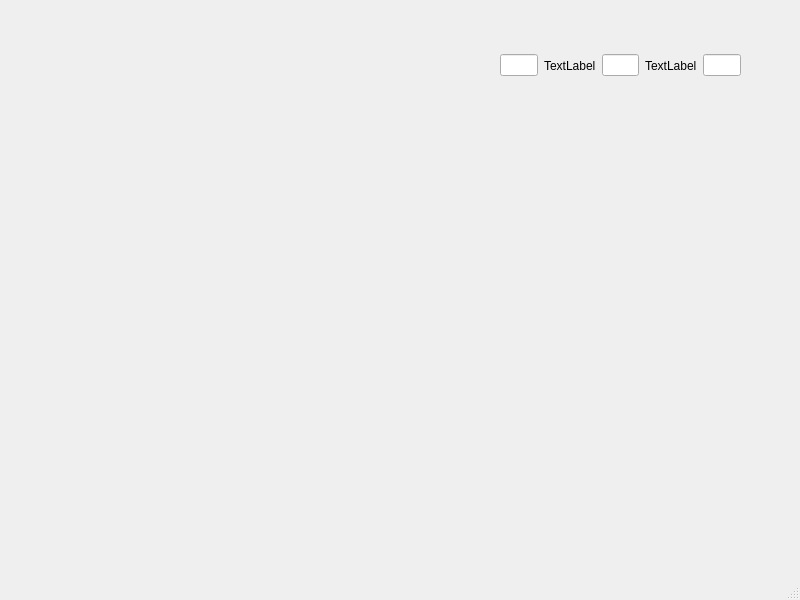
Old version of the form qtdesigner/main.ui in the repository gladstonedigital/mathvis.
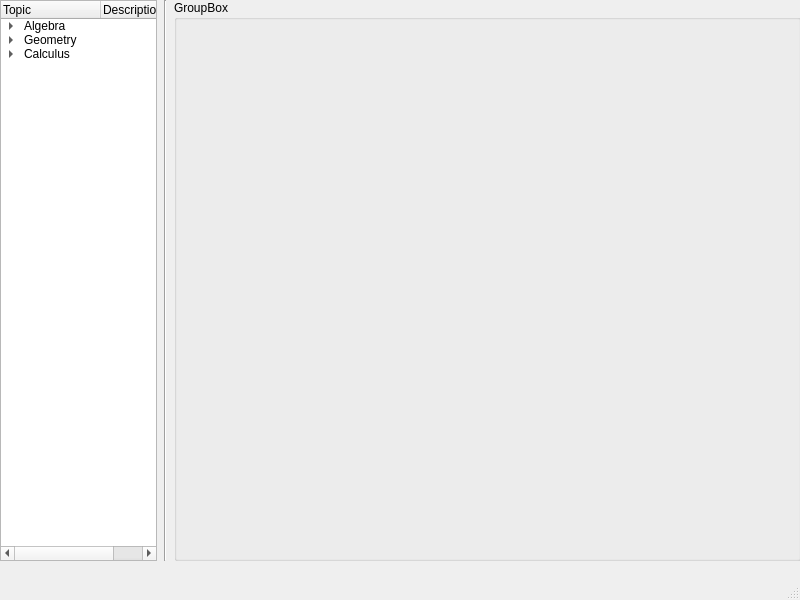
New version of the form.

Patch:
```diff
--- a/qtdesigner/main.ui
+++ b/qtdesigner/main.ui
@@ -17,35 +17,101 @@
    <widget class="QWidget" name="horizontalLayoutWidget">
     <property name="geometry">
      <rect>
-      <x>500</x>
-      <y>10</y>
-      <width>241</width>
-      <height>111</height>
+      <x>0</x>
+      <y>0</y>
+      <width>801</width>
+      <height>561</height>
      </rect>
     </property>
     <layout class="QHBoxLayout" name="horizontalLayout">
+     <property name="spacing">
+      <number>7</number>
+     </property>
      <item>
-      <widget class="QLineEdit" name="lineEdit"/>
-     </item>
-     <item>
-      <widget class="QLabel" name="label">
-       <property name="text">
-        <string>TextLabel</string>
+      <widget class="QTreeWidget" name="treeWidget">
+       <property name="sizePolicy">
+        <sizepolicy hsizetype="Preferred" vsizetype="Expanding">
+         <horstretch>1</horstretch>
+         <verstretch>0</verstretch>
+        </sizepolicy>
        </property>
+       <property name="minimumSize">
+        <size>
+         <width>0</width>
+         <height>0</height>
+        </size>
+       </property>
+       <property name="maximumSize">
+        <size>
+         <width>16777215</width>
+         <height>16777215</height>
+        </size>
+       </property>
+       <column>
+        <property name="text">
+         <string>Topic</string>
+        </property>
+       </column>
+       <column>
+        <property name="text">
+         <string>Description</string>
+        </property>
+       </column>
+       <item>
+        <property name="text">
+         <string>Algebra</string>
+        </property>
+        <property name="text">
+         <string/>
+        </property>
+        <item>
+         <property name="text">
+          <string>Quadratics</string>
+         </property>
+        </item>
+       </item>
+       <item>
+        <property name="text">
+         <string>Geometry</string>
+        </property>
+        <item>
+         <property name="text">
+          <string>New Subitem</string>
+         </property>
+        </item>
+       </item>
+       <item>
+        <property name="text">
+         <string>Calculus</string>
+        </property>
+        <item>
+         <property name="text">
+          <string>New Subitem</string>
+         </property>
+        </item>
+       </item>
       </widget>
      </item>
      <item>
-      <widget class="QLineEdit" name="lineEdit_2"/>
-     </item>
-     <item>
-      <widget class="QLabel" name="label_2">
-       <property name="text">
-        <string>TextLabel</string>
+      <widget class="Line" name="line">
+       <property name="orientation">
+        <enum>Qt::Vertical</enum>
        </property>
       </widget>
      </item>
      <item>
-      <widget class="QLineEdit" name="lineEdit_3"/>
+      <widget class="QGroupBox" name="groupBox">
+       <property name="sizePolicy">
+        <sizepolicy hsizetype="Expanding" vsizetype="Expanding">
+         <horstretch>4</horstretch>
+         <verstretch>0</verstretch>
+        </sizepolicy>
+       </property>
+       <property name="title">
+        <string>GroupBox</string>
+       </property>
+       <zorder>treeWidget</zorder>
+      </widget>
      </item>
     </layout>
    </widget>
```
Left out of the diff: 2 changed lines with no effect on the pictures.
